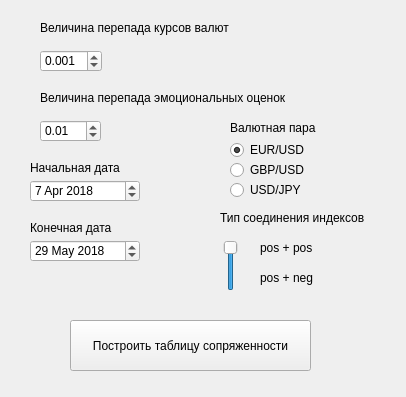
Old version of the form gui_forms/compound_contigency_table_form.ui in the repository TOXMEH/Emotional-Peak-Analyzer.
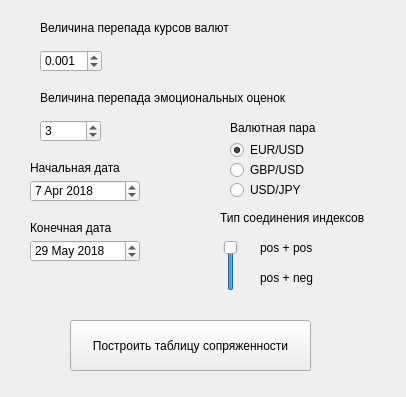
New version of the form.

What changed in the file:
```diff
--- a/gui_forms/compound_contigency_table_form.ui
+++ b/gui_forms/compound_contigency_table_form.ui
@@ -250,7 +250,7 @@
                 <double>0.001000000000000</double>
             </property>
         </widget>
-        <widget class="QDoubleSpinBox" name="doubleSpinBox">
+        <widget class="QSpinBox" name="spinBox">
             <property name="geometry">
                 <rect>
                     <x>40</x>
@@ -259,14 +259,8 @@
                     <height>22</height>
                 </rect>
             </property>
-            <property name="maximum">
-                <double>10.000000000000000</double>
-            </property>
-            <property name="singleStep">
-                <double>0.100000000000000</double>
-            </property>
             <property name="value">
-                <double>0.010000000000000</double>
+                <number>3</number>
             </property>
         </widget>
     </widget>
```
